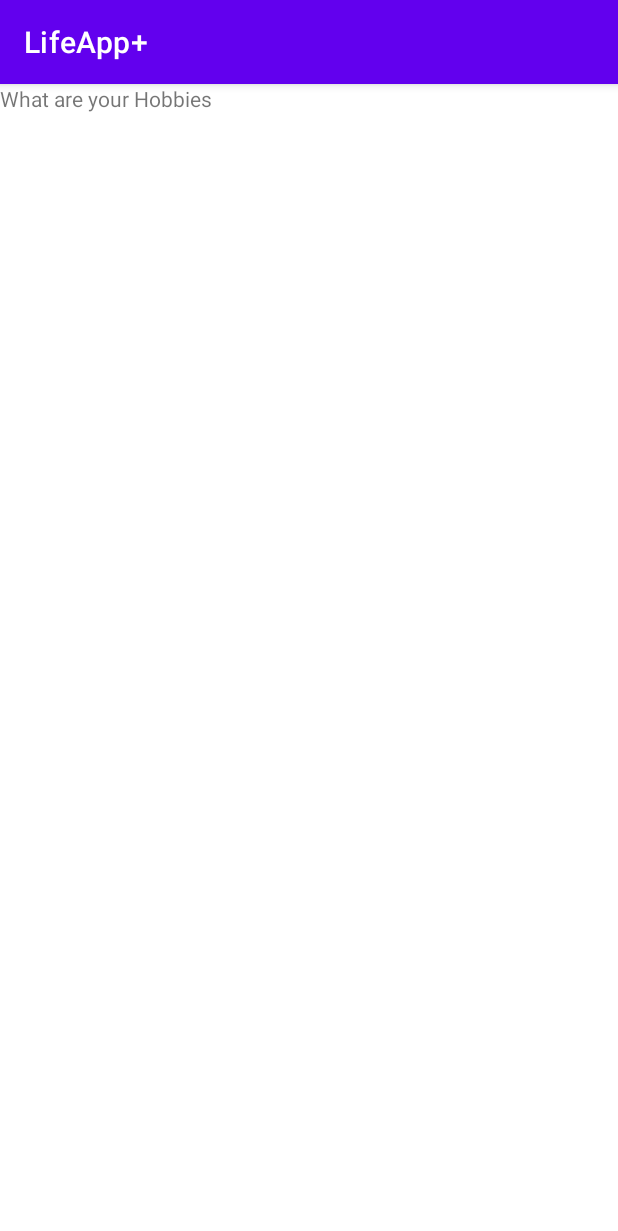
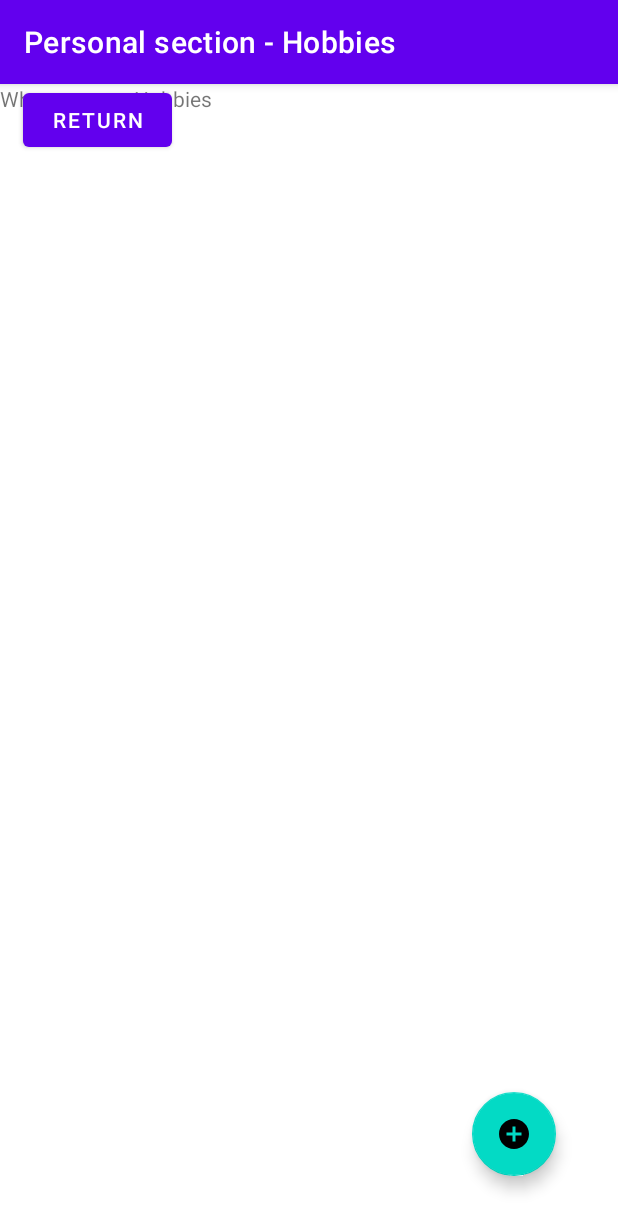
Before and after one commit to meltherebelle/LifeApp, an Android app: the Hobbies screen opened directly, with no data from a screen before it, on a phone screen of 412 x 824 dp. Shown: the top 1231 px of the screen. Run offline under Robolectric (Android 15) with nearby library versions, the phone set to English and light mode, and no system bars; 1 statement that could not run was skipped.

Commit message:
creation list hobbies avec button (+) / doit trouver erreur du recyclerView video yt : https://www.youtube.com/watch?v=hJPk50p7xwA&t=53s

```diff
--- a/app/src/main/java/com/example/lifeapp/Hobbies.java
+++ b/app/src/main/java/com/example/lifeapp/Hobbies.java
@@ -1,14 +1,49 @@
 package com.example.lifeapp;
 
 import androidx.appcompat.app.AppCompatActivity;
+import androidx.recyclerview.widget.RecyclerView;
+import android.view.View;
+import android.widget.Button;
+import android.content.Intent;
+import android.os.Bundle;
+import com.google.android.material.floatingactionbutton.FloatingActionButton;
 
-import android.os.Bundle;
 
 public class Hobbies extends AppCompatActivity {
+
+    RecyclerView recyclerView;
+    FloatingActionButton add_button;
+
+    Button Return11Btn;
 
     @Override
     protected void onCreate(Bundle savedInstanceState) {
         super.onCreate(savedInstanceState);
         setContentView(R.layout.activity_hobbies);
+
+        recyclerView = findViewById(R.id.recyclerView);
+        add_button = findViewById(R.id.add_button);
+        add_button.setOnClickListener(new View.OnClickListener() {
+            @Override
+            public void onClick(View view) {
+                Intent intent = new Intent (Hobbies.this, AddActivity.class);
+                startActivity(intent);
+            }
+        });
+
+        //retourner sur Perso
+        Return11Btn = (Button) findViewById(R.id.Return11Btn);
+        Return11Btn.setOnClickListener(new View.OnClickListener() {
+            @Override
+            public void onClick(View view) {
+                openPerso();
+            }
+        });
     }
+
+    public void openPerso () {
+        Intent intent = new Intent(this, Perso.class);
+        startActivity(intent);
+    }
+
 }
--- a/app/src/main/java/com/example/lifeapp/MainActivity.java
+++ b/app/src/main/java/com/example/lifeapp/MainActivity.java
@@ -17,6 +17,11 @@ public class MainActivity extends AppCompatActivity {
         super.onCreate(savedInstanceState);
         setContentView(R.layout.activity_main);
 
+        //envoyer un SMS - test
+        /*SmsManager sms = SmsManager.getDefault();
+        String receiver = "0606060606"; //numéro à appeler
+        String texte = "Salut de ma superbe appli Android"; //texte à envoyer sms.sendTextMessage(receiver, null, texte, null, null);
+         */
 
         //accéder à l'écran d'acceuil en cliquant sur Enter
         button = (Button) findViewById(R.id.EnterBtn);
--- /dev/null
+++ b/app/src/main/res/drawable/ic_addhobbies.xml
@@ -0,0 +1,5 @@
+<vector android:height="24dp" android:tint="#2DB5B8"
+    android:viewportHeight="24" android:viewportWidth="24"
+    android:width="24dp" xmlns:android="http://schemas.android.com/apk/res/android">
+    <path android:fillColor="@android:color/white" android:pathData="M12,2C6.48,2 2,6.48 2,12s4.48,10 10,10 10,-4.48 10,-10S17.52,2 12,2zM17,13h-4v4h-2v-4L7,13v-2h4L11,7h2v4h4v2z"/>
+</vector>
--- a/app/src/main/res/layout/activity_hobbies.xml
+++ b/app/src/main/res/layout/activity_hobbies.xml
@@ -6,9 +6,36 @@
     android:layout_height="match_parent"
     tools:context=".Hobbies">
 
+    <Button
+        android:id="@+id/Return11Btn"
+        android:layout_width="99dp"
+        android:layout_height="48dp"
+        android:layout_marginStart="15dp"
+        android:layout_marginBottom="11dp"
+        android:text="return"
+        app:layout_constraintBottom_toBottomOf="parent"
+        app:layout_constraintStart_toStartOf="parent" />
+
     <TextView
         android:id="@+id/HobbiesTxt"
         android:layout_width="wrap_content"
         android:layout_height="wrap_content"
         android:text="What are your Hobbies" />
+
+    <androidx.recyclerview.widget.RecyclerView
+        android:id="@+id/ListHobbies"
+        android:layout_width="match_parent"
+        android:layout_height="match_parent" />
+
+    <com.google.android.material.floatingactionbutton.FloatingActionButton
+        android:id="@+id/add_button"
+        android:layout_width="wrap_content"
+        android:layout_height="wrap_content"
+        android:layout_alignParentEnd="true"
+        android:layout_alignParentBottom="true"
+        android:layout_marginEnd="41dp"
+        android:layout_marginBottom="40dp"
+        android:clickable="true"
+        android:focusable="true"
+        app:srcCompat="@drawable/ic_addhobbies" />
 </RelativeLayout>
--- a/build.gradle
+++ b/build.gradle
@@ -1,7 +1,7 @@
 // Top-level build file where you can add configuration options common to all sub-projects/modules.
 plugins {
-    id 'com.android.application' version '7.1.0' apply false
-    id 'com.android.library' version '7.1.0' apply false
+    id 'com.android.application' version '7.1.1' apply false
+    id 'com.android.library' version '7.1.1' apply false
 }
 
 task clean(type: Delete) {
```
Also changed, not shown: app/src/main/AndroidManifest.xml (+14 -6 lines), app/src/main/java/com/example/lifeapp/AddActivity.java (added, +14 -0 lines), app/src/main/java/com/example/lifeapp/GoalsPerso.java (+19 -1 lines), app/src/main/java/com/example/lifeapp/ImBored.java (+20 -1 lines), app/src/main/java/com/example/lifeapp/Mood.java (+20 -1 lines), app/src/main/java/com/example/lifeapp/MyDatabaseHelper.java (added, +42 -0 lines), app/src/main/res/layout/activity_add.xml (added, +9 -0 lines), app/src/main/res/layout/activity_goals_perso.xml (+10 -0 lines), app/src/main/res/layout/activity_im_bored.xml (+9 -0 lines), app/src/main/res/layout/activity_main.xml (+7 -6 lines), app/src/main/res/layout/activity_mood.xml (+10 -0 lines), app/src/main/res/layout/activity_perso.xml (+10 -0 lines).
